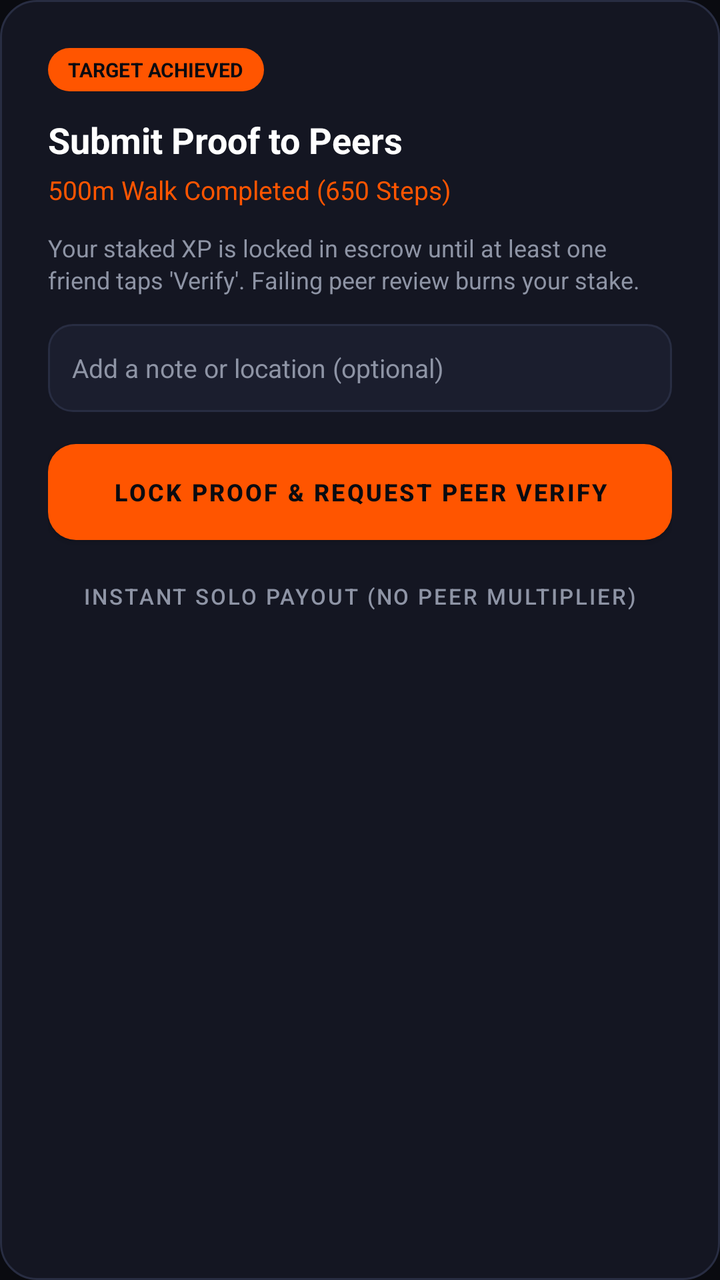
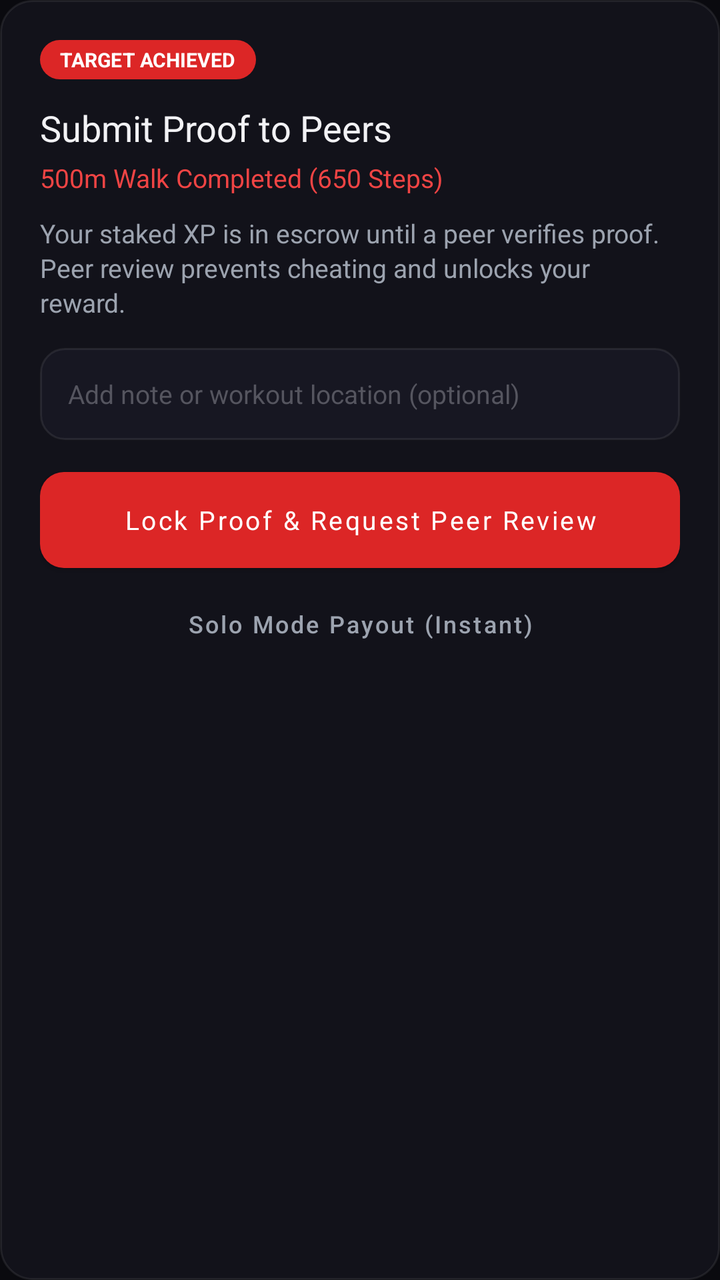

Compare the two renders of this Android layout. The source of the first and the diff that turns it into the second are given below.
<!-- AndroidManifest.xml: application theme Theme.StreakStake -->
<!-- res/layout/dialog_submit_proof.xml -->
<?xml version="1.0" encoding="utf-8"?>
<LinearLayout xmlns:android="http://schemas.android.com/apk/res/android"
    android:layout_width="match_parent"
    android:layout_height="wrap_content"
    android:background="@drawable/bg_card_dark"
    android:orientation="vertical"
    android:padding="24dp">

    <TextView
        android:layout_width="wrap_content"
        android:layout_height="wrap_content"
        android:background="@drawable/btn_orange_rounded"
        android:paddingHorizontal="10dp"
        android:paddingVertical="4dp"
        android:text="TARGET ACHIEVED"
        android:textColor="@color/bg_black"
        android:textSize="10sp"
        android:textStyle="bold" />

    <TextView
        android:id="@+id/tvProofTitle"
        android:layout_width="match_parent"
        android:layout_height="wrap_content"
        android:layout_marginTop="12dp"
        android:text="Submit Proof to Peers"
        android:textColor="@color/text_white"
        android:textSize="18sp"
        android:textStyle="bold" />

    <TextView
        android:id="@+id/tvProofMetrics"
        android:layout_width="match_parent"
        android:layout_height="wrap_content"
        android:layout_marginTop="4dp"
        android:text="500m Walk Completed (650 Steps)"
        android:textColor="@color/brand_orange"
        android:textSize="13sp" />

    <TextView
        android:layout_width="match_parent"
        android:layout_height="wrap_content"
        android:layout_marginTop="12dp"
        android:lineSpacingExtra="2dp"
        android:text="Your staked XP is locked in escrow until at least one friend taps 'Verify'. Failing peer review burns your stake."
        android:textColor="@color/text_gray"
        android:textSize="12sp" />

    <EditText
        android:id="@+id/etProofNote"
        android:layout_width="match_parent"
        android:layout_height="44dp"
        android:layout_marginTop="14dp"
        android:background="@drawable/bg_input_field"
        android:hint="Add a note or location (optional)"
        android:paddingHorizontal="12dp"
        android:textColor="@color/text_white"
        android:textColorHint="@color/text_gray"
        android:textSize="13sp" />

    <Button
        android:id="@+id/btnSubmitToPeers"
        android:layout_width="match_parent"
        android:layout_height="48dp"
        android:layout_marginTop="16dp"
        android:background="@drawable/btn_orange_rounded"
        android:text="LOCK PROOF &amp; REQUEST PEER VERIFY"
        android:textColor="@color/bg_black"
        android:textSize="12sp"
        android:textStyle="bold" />

    <Button
        android:id="@+id/btnClaimSolo"
        android:layout_width="match_parent"
        android:layout_height="40dp"
        android:layout_marginTop="8dp"
        android:background="@android:color/transparent"
        android:text="Instant Solo Payout (No Peer Multiplier)"
        android:textColor="@color/text_gray"
        android:textSize="11sp" />

</LinearLayout>
<!-- resources referenced by this layout -->
<resources>
  <color name="bg_black">#0A0B10</color>
  <color name="brand_orange">#FF5500</color>
  <color name="text_gray">#8E94A5</color>
  <color name="text_white">#FFFFFF</color>
  <!-- drawable bg_card_dark (drawable) -->
  <?xml version="1.0" encoding="utf-8"?>
  <shape xmlns:android="http://schemas.android.com/apk/res/android"
      android:shape="rectangle">
      <solid android:color="@color/surface_dark" />
      <stroke
          android:width="1dp"
          android:color="@color/border_dark" />
      <corners android:radius="18dp" />
  </shape>
  <!-- drawable bg_input_field (drawable) -->
  <?xml version="1.0" encoding="utf-8"?>
  <shape xmlns:android="http://schemas.android.com/apk/res/android"
      android:shape="rectangle">
      <solid android:color="@color/surface_dark_card" />
      <stroke
          android:width="1dp"
          android:color="@color/border_dark" />
      <corners android:radius="12dp" />
  </shape>
  <!-- drawable btn_orange_rounded (drawable) -->
  <?xml version="1.0" encoding="utf-8"?>
  <ripple xmlns:android="http://schemas.android.com/apk/res/android"
      android:color="#44FFFFFF">
      <item>
          <shape android:shape="rectangle">
              <solid android:color="@color/brand_orange" />
              <corners android:radius="14dp" />
          </shape>
      </item>
  </ripple>
  <style name="Theme.StreakStake" parent="Theme.MaterialComponents.DayNight.NoActionBar">
          
          <item name="colorPrimary">@color/brand_orange</item>
          <item name="colorPrimaryVariant">@color/brand_orange_light</item>
          <item name="colorOnPrimary">@color/text_white</item>
          
          
          <item name="android:colorBackground">@color/bg_black</item>
          <item name="colorSurface">@color/surface_dark</item>
          <item name="colorOnSurface">@color/text_white</item>
  
          
          <item name="android:statusBarColor">@color/bg_black</item>
          <item name="android:navigationBarColor">@color/bg_black</item>
          <item name="android:windowLightStatusBar">false</item>
      </style>
  <color name="surface_dark">#141622</color>
  <color name="border_dark">#282D42</color>
  <color name="surface_dark_card">#1B1E2E</color>
  <color name="brand_orange_light">#FF7722</color>
</resources>

<!-- the commit's change to res/layout/dialog_submit_proof.xml (unified diff, before → after) -->
@@ -4,16 +4,16 @@
     android:layout_height="wrap_content"
     android:background="@drawable/bg_card_dark"
     android:orientation="vertical"
-    android:padding="24dp">
+    android:padding="20dp">
 
     <TextView
         android:layout_width="wrap_content"
         android:layout_height="wrap_content"
-        android:background="@drawable/btn_orange_rounded"
+        android:background="@drawable/bg_pill_chip_active"
         android:paddingHorizontal="10dp"
-        android:paddingVertical="4dp"
+        android:paddingVertical="3dp"
         android:text="TARGET ACHIEVED"
-        android:textColor="@color/bg_black"
+        android:textColor="@color/on_accent"
         android:textSize="10sp"
         android:textStyle="bold" />
 
@@ -22,10 +22,10 @@
         android:layout_width="match_parent"
         android:layout_height="wrap_content"
         android:layout_marginTop="12dp"
+        android:fontFamily="sans-serif-bold"
         android:text="Submit Proof to Peers"
-        android:textColor="@color/text_white"
-        android:textSize="18sp"
-        android:textStyle="bold" />
+        android:textColor="@color/text_primary"
+        android:textSize="18sp" />
 
     <TextView
         android:id="@+id/tvProofMetrics"
@@ -33,28 +33,28 @@
         android:layout_height="wrap_content"
         android:layout_marginTop="4dp"
         android:text="500m Walk Completed (650 Steps)"
-        android:textColor="@color/brand_orange"
+        android:textColor="@color/accent_light"
         android:textSize="13sp" />
 
     <TextView
         android:layout_width="match_parent"
         android:layout_height="wrap_content"
-        android:layout_marginTop="12dp"
+        android:layout_marginTop="10dp"
         android:lineSpacingExtra="2dp"
-        android:text="Your staked XP is locked in escrow until at least one friend taps 'Verify'. Failing peer review burns your stake."
-        android:textColor="@color/text_gray"
-        android:textSize="12sp" />
+        android:text="Your staked XP is in escrow until a peer verifies proof. Peer review prevents cheating and unlocks your reward."
+        android:textColor="@color/text_secondary"
+        android:textSize="13sp" />
 
     <EditText
         android:id="@+id/etProofNote"
         android:layout_width="match_parent"
-        android:layout_height="44dp"
+        android:layout_height="46dp"
         android:layout_marginTop="14dp"
         android:background="@drawable/bg_input_field"
-        android:hint="Add a note or location (optional)"
-        android:paddingHorizontal="12dp"
-        android:textColor="@color/text_white"
-        android:textColorHint="@color/text_gray"
+        android:hint="Add note or workout location (optional)"
+        android:paddingHorizontal="14dp"
+        android:textColor="@color/text_primary"
+        android:textColorHint="@color/text_disabled"
         android:textSize="13sp" />
 
     <Button
@@ -62,11 +62,12 @@
         android:layout_width="match_parent"
         android:layout_height="48dp"
         android:layout_marginTop="16dp"
-        android:background="@drawable/btn_orange_rounded"
-        android:text="LOCK PROOF &amp; REQUEST PEER VERIFY"
-        android:textColor="@color/bg_black"
-        android:textSize="12sp"
-        android:textStyle="bold" />
+        android:background="@drawable/btn_accent_primary"
+        android:fontFamily="sans-serif-bold"
+        android:text="Lock Proof &amp; Request Peer Review"
+        android:textAllCaps="false"
+        android:textColor="@color/on_accent"
+        android:textSize="13sp" />
 
     <Button
         android:id="@+id/btnClaimSolo"
@@ -74,8 +75,9 @@
         android:layout_height="40dp"
         android:layout_marginTop="8dp"
         android:background="@android:color/transparent"
-        android:text="Instant Solo Payout (No Peer Multiplier)"
-        android:textColor="@color/text_gray"
-        android:textSize="11sp" />
+        android:text="Solo Mode Payout (Instant)"
+        android:textAllCaps="false"
+        android:textColor="@color/text_secondary"
+        android:textSize="12sp" />
 
 </LinearLayout>
<!-- resource entries referenced after the edit -->
@@ -1,59 +1,65 @@
 <!-- resources referenced by this layout -->
 <resources>
-  <color name="bg_black">#0A0B10</color>
-  <color name="brand_orange">#FF5500</color>
-  <color name="text_gray">#8E94A5</color>
-  <color name="text_white">#FFFFFF</color>
+  <color name="accent_light">#EF4444</color>
+  <color name="on_accent">#FFFFFF</color>
+  <color name="text_disabled">#55555F</color>
+  <color name="text_primary">#F2F2F5</color>
+  <color name="text_secondary">#9CA3AF</color>
   <!-- drawable bg_card_dark (drawable) -->
   <?xml version="1.0" encoding="utf-8"?>
   <shape xmlns:android="http://schemas.android.com/apk/res/android"
       android:shape="rectangle">
-      <solid android:color="@color/surface_dark" />
+      <solid android:color="@color/surface" />
+      <corners android:radius="16dp" />
       <stroke
           android:width="1dp"
-          android:color="@color/border_dark" />
-      <corners android:radius="18dp" />
+          android:color="@color/hairline" />
   </shape>
   <!-- drawable bg_input_field (drawable) -->
   <?xml version="1.0" encoding="utf-8"?>
   <shape xmlns:android="http://schemas.android.com/apk/res/android"
       android:shape="rectangle">
-      <solid android:color="@color/surface_dark_card" />
+      <solid android:color="@color/surface_high" />
+      <corners android:radius="12dp" />
       <stroke
           android:width="1dp"
-          android:color="@color/border_dark" />
+          android:color="@color/hairline" />
+  </shape>
+  <!-- drawable bg_pill_chip_active (drawable) -->
+  <?xml version="1.0" encoding="utf-8"?>
+  <shape xmlns:android="http://schemas.android.com/apk/res/android"
+      android:shape="rectangle">
+      <solid android:color="@color/accent" />
+      <corners android:radius="999dp" />
+  </shape>
+  <!-- drawable btn_accent_primary (drawable) -->
+  <?xml version="1.0" encoding="utf-8"?>
+  <shape xmlns:android="http://schemas.android.com/apk/res/android"
+      android:shape="rectangle">
+      <solid android:color="@color/accent" />
       <corners android:radius="12dp" />
   </shape>
-  <!-- drawable btn_orange_rounded (drawable) -->
-  <?xml version="1.0" encoding="utf-8"?>
-  <ripple xmlns:android="http://schemas.android.com/apk/res/android"
-      android:color="#44FFFFFF">
-      <item>
-          <shape android:shape="rectangle">
-              <solid android:color="@color/brand_orange" />
-              <corners android:radius="14dp" />
-          </shape>
-      </item>
-  </ripple>
   <style name="Theme.StreakStake" parent="Theme.MaterialComponents.DayNight.NoActionBar">
           
-          <item name="colorPrimary">@color/brand_orange</item>
-          <item name="colorPrimaryVariant">@color/brand_orange_light</item>
-          <item name="colorOnPrimary">@color/text_white</item>
+          <item name="colorPrimary">@color/accent</item>
+          <item name="colorPrimaryVariant">@color/accent_dark</item>
+          <item name="colorOnPrimary">@color/on_accent</item>
           
           
-          <item name="android:colorBackground">@color/bg_black</item>
-          <item name="colorSurface">@color/surface_dark</item>
-          <item name="colorOnSurface">@color/text_white</item>
+          <item name="android:colorBackground">@color/bg_base</item>
+          <item name="colorSurface">@color/surface</item>
+          <item name="colorOnSurface">@color/text_primary</item>
   
           
-          <item name="android:statusBarColor">@color/bg_black</item>
-          <item name="android:navigationBarColor">@color/bg_black</item>
+          <item name="android:statusBarColor">@color/bg_base</item>
+          <item name="android:navigationBarColor">@color/bg_base</item>
           <item name="android:windowLightStatusBar">false</item>
       </style>
-  <color name="surface_dark">#141622</color>
-  <color name="border_dark">#282D42</color>
-  <color name="surface_dark_card">#1B1E2E</color>
-  <color name="brand_orange_light">#FF7722</color>
+  <color name="surface">#12121A</color>
+  <color name="hairline">#14FFFFFF</color>
+  <color name="surface_high">#171722</color>
+  <color name="accent">#DC2626</color>
+  <color name="accent_dark">#B91C1C</color>
+  <color name="bg_base">#0A0A0F</color>
 </resources>
 
